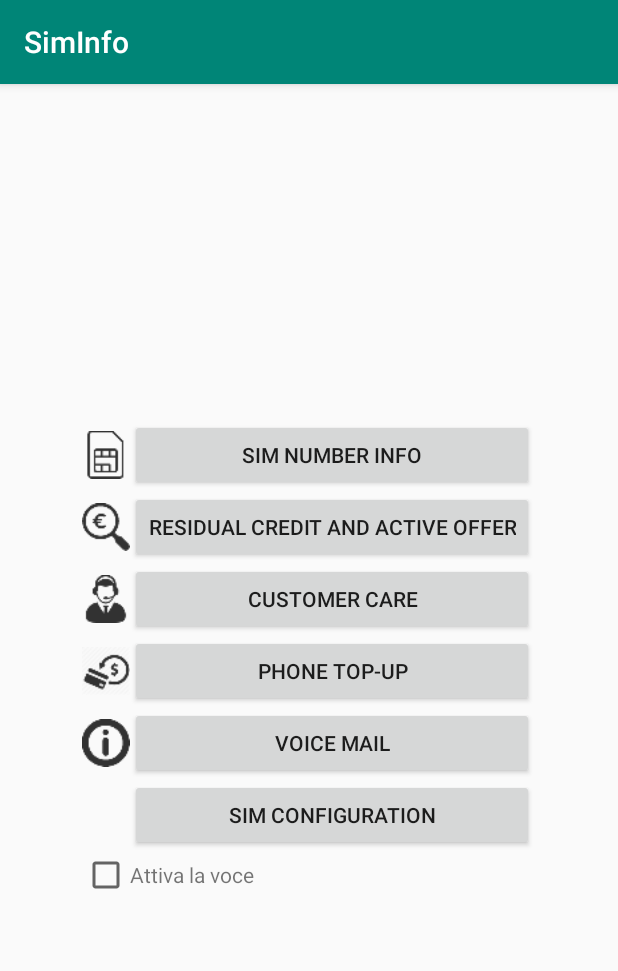
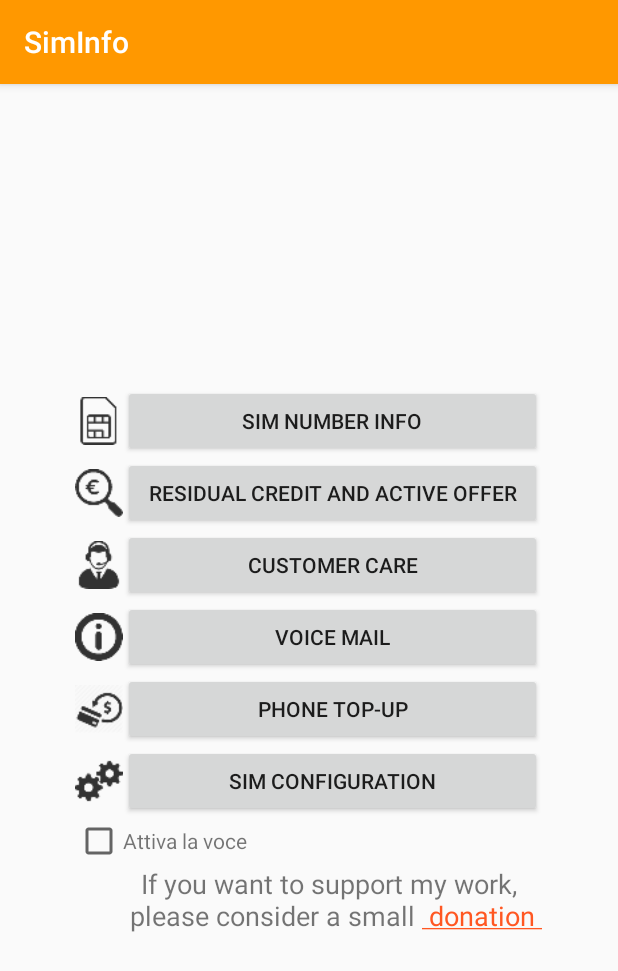
Before and after one commit to astasio/SimInfo, an Android app: the screen it shows after launch (MainActivity), on a phone screen of 412 x 824 dp. Shown: the top 971 px of the screen. Run offline under Robolectric (Android 15) with nearby library versions, the light colour scheme and no system bars.

Commit message:
updated translations,add android speak to functions, link to donation and bug fixes

```diff
--- a/app/build.gradle
+++ b/app/build.gradle
@@ -7,10 +7,10 @@ android {
         applicationId "com.astasio.siminfo"
         minSdkVersion 16
         targetSdkVersion 31
-        versionCode 4
-        versionName '1.3.1'
+        versionCode 5
+        versionName '1.5'
         testInstrumentationRunner "androidx.test.runner.AndroidJUnitRunner"
-        versionNameSuffix 'speak version'
+        versionNameSuffix 'speak_and_link_version'
     }
     buildTypes {
         release {
--- a/app/src/main/AndroidManifest.xml
+++ b/app/src/main/AndroidManifest.xml
@@ -3,7 +3,7 @@
     package="com.astasio.siminfo">
 
     <uses-permission android:name="android.permission.CALL_PHONE" />
-
+    <uses-permission android:name="android.permission." />
     <application
         android:allowBackup="true"
         android:icon="@mipmap/ic_launcher"
@@ -22,7 +22,6 @@
             android:exported="true">
             <intent-filter>
                 <action android:name="android.intent.action.MAIN" />
-
                 <category android:name="android.intent.category.LAUNCHER" />
             </intent-filter>
         </activity>
--- a/app/src/main/java/com/astasio/siminfo/MainActivity.java
+++ b/app/src/main/java/com/astasio/siminfo/MainActivity.java
@@ -6,8 +6,10 @@ import android.content.pm.PackageManager;
 import android.net.Uri;
 import android.os.Bundle;
 import android.speech.tts.TextToSpeech;
+import android.text.method.LinkMovementMethod;
 import android.widget.Button;
 import android.widget.CheckBox;
+import android.widget.TextView;
 
 import androidx.appcompat.app.AppCompatActivity;
 import androidx.core.app.ActivityCompat;
@@ -24,6 +26,7 @@ public class MainActivity extends AppCompatActivity {
         Button button5 = findViewById(R.id.button5);
         Button button6 = findViewById(R.id.button6);
         CheckBox check = findViewById(R.id.check_voice);
+        setupHyperlink();
         TextToSpeech t1 = new TextToSpeech(getApplicationContext(), status -> {
         });
 
@@ -95,4 +98,9 @@ public class MainActivity extends AppCompatActivity {
 
                 });
     }
+
+    private void setupHyperlink() {
+        TextView linkTextView = findViewById(R.id.activity_main_link);
+        linkTextView.setMovementMethod(LinkMovementMethod.getInstance());
+    }
 }
--- a/app/src/main/res/layout/activity_main.xml
+++ b/app/src/main/res/layout/activity_main.xml
@@ -43,7 +43,6 @@
                     android:layout_marginTop="0dp"
                     android:text="@string/info_numero_sim"
                     tools:ignore="DuplicateSpeakableTextCheck,DuplicateSpeakableTextCheck" />
-
             </TableRow>
 
             <TableRow
@@ -78,7 +77,24 @@
                     android:layout_height="match_parent"
                     android:layout_marginTop="0dp"
                     android:text="@string/button_services" />
+            </TableRow>
 
+            <TableRow
+                android:layout_width="match_parent"
+                android:layout_height="match_parent">
+
+                <ImageView
+                    android:layout_width="match_parent"
+                    android:layout_height="match_parent"
+                    app:layout_constraintStart_toStartOf="parent"
+                    app:srcCompat="@drawable/ic_action_info" />
+
+                <Button
+                    android:id="@+id/button4"
+                    android:layout_width="match_parent"
+                    android:layout_height="match_parent"
+                    android:layout_marginTop="0dp"
+                    android:text="@string/button_crediti" />
             </TableRow>
 
             <TableRow
@@ -97,7 +113,6 @@
                     android:layout_height="match_parent"
                     android:layout_marginTop="0dp"
                     android:text="@string/button_ricarica" />
-
             </TableRow>
 
             <TableRow
@@ -108,26 +123,7 @@
                     android:layout_width="match_parent"
                     android:layout_height="match_parent"
                     app:layout_constraintStart_toStartOf="parent"
-                    app:srcCompat="@drawable/ic_action_info" />
-
-                <Button
-                    android:id="@+id/button4"
-                    android:layout_width="match_parent"
-                    android:layout_height="match_parent"
-                    android:layout_marginTop="0dp"
-                    android:text="@string/button_crediti" />
-
-            </TableRow>
-
-            <TableRow
-                android:layout_width="match_parent"
-                android:layout_height="match_parent">
-
-                <ImageView
-                    android:layout_width="match_parent"
-                    android:layout_height="match_parent"
-                    app:layout_constraintStart_toStartOf="parent"
-                    tools:srcCompat="@drawable/ic_action_config" />
+                    app:srcCompat="@drawable/ic_action_config" />
 
                 <Button
                     android:id="@+id/button5"
@@ -135,7 +131,6 @@
                     android:layout_height="match_parent"
                     android:layout_marginTop="0dp"
                     android:text="@string/button_config" />
-
             </TableRow>
 
             <TableRow
@@ -149,7 +144,25 @@
                 <TextView
                     android:id="@+id/VoiceActiveLabel"
                     android:text="Attiva la voce" />
+            </TableRow>
 
+            <TableRow
+                android:layout_width="match_parent"
+                android:layout_height="match_parent">
+
+                <ImageView />
+
+                <TextView
+                    android:id="@+id/activity_main_link"
+                    android:layout_width="wrap_content"
+                    android:layout_height="wrap_content"
+                    android:text="@string/hyperlink"
+                    android:textAlignment="center"
+                    android:textSize="18sp"
+                    app:layout_constraintBottom_toBottomOf="parent"
+                    app:layout_constraintLeft_toLeftOf="parent"
+                    app:layout_constraintRight_toRightOf="parent"
+                    app:layout_constraintTop_toTopOf="parent" />
             </TableRow>
         </TableLayout>
     </ScrollView>
@@ -173,5 +186,4 @@
         app:layout_constraintEnd_toStartOf="@+id/scrollView2"
         app:layout_constraintGuide_begin="20dp"
         app:layout_constraintStart_toStartOf="parent" />
-
 </androidx.constraintlayout.widget.ConstraintLayout>
--- a/app/src/main/res/values/colors.xml
+++ b/app/src/main/res/values/colors.xml
@@ -1,6 +1,6 @@
 <?xml version="1.0" encoding="utf-8"?>
 <resources>
-    <color name="colorPrimary">#008577</color>
-    <color name="colorPrimaryDark">#00574B</color>
-    <color name="colorAccent">#D81B60</color>
+    <color name="colorPrimary">#F44336</color>
+    <color name="colorPrimaryDark">#FF5722</color>
+    <color name="colorAccent">#FF9800</color>
 </resources>
--- a/app/src/main/res/values/strings.xml
+++ b/app/src/main/res/values/strings.xml
@@ -10,4 +10,5 @@
     <string name="ricarica_sim">SIM top-up</string>
     <string name="button_config">sim configuration</string>
     <string name="voice_active">activate the voice</string>
+    <string name="hyperlink">If you want to support my work, \n please consider a small <a href="https://www.paypal.com/paypalme/stasioantonio"> donation </a></string>
 </resources>
--- a/app/src/main/res/values/styles.xml
+++ b/app/src/main/res/values/styles.xml
@@ -3,9 +3,9 @@
     <!-- Base application theme. -->
     <style name="AppTheme" parent="Theme.AppCompat.Light.DarkActionBar">
         <!-- Customize your theme here. -->
-        <item name="colorPrimary">@color/colorPrimary</item>
-        <item name="colorPrimaryDark">@color/colorPrimaryDark</item>
-        <item name="colorAccent">@color/colorAccent</item>
+        <item name="colorPrimary">@color/colorAccent</item>
+        <item name="colorPrimaryDark">@color/colorPrimary</item>
+        <item name="colorAccent">@color/colorPrimaryDark</item>
     </style>
 
 </resources>
```
Also changed, not shown: 5 other files.
